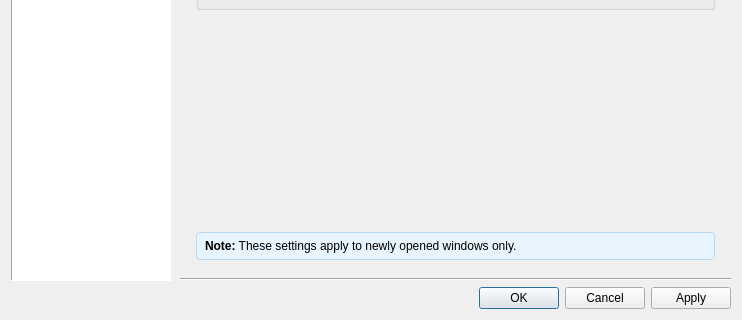
Before: the Qt Designer form src/dialogs/dialogpreferences.ui in sanny32/OpenModSim, drawn with Qt 5; both pictures show x 0 to 742 and y 254 to 574 of the 742 by 574 pixel window.
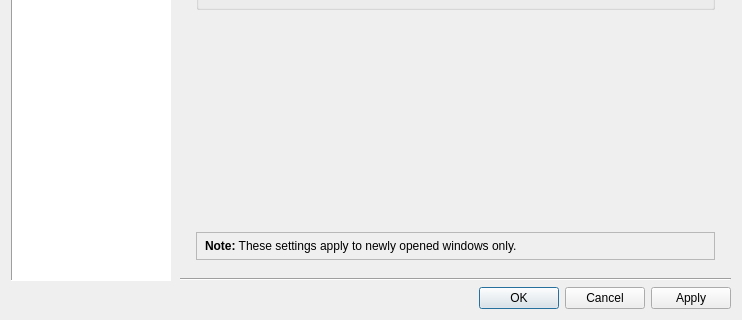
After: the same form once the commit is applied. The open tabs and pages were chosen to show the change. Custom widgets are drawn as their Qt base class.

```diff
--- a/src/dialogs/dialogpreferences.ui
+++ b/src/dialogs/dialogpreferences.ui
@@ -597,9 +597,6 @@
              </item>
              <item>
               <widget class="QFrame" name="frameDisplayNote">
-               <property name="styleSheet">
-                <string notr="true">background-color: #E8F4FD; border: 1px solid #B8D9F0; border-radius: 4px;</string>
-               </property>
                <property name="frameShape">
                 <enum>QFrame::StyledPanel</enum>
                </property>
```
